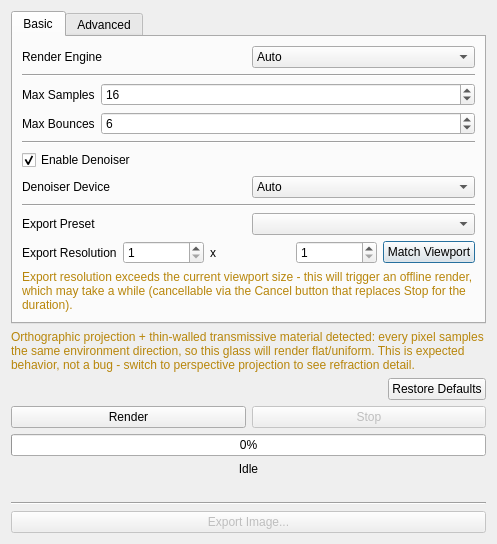
Qt form ui/PathTracingDialog.ui (sharjith/ModelViewer-Qt) before a commit.
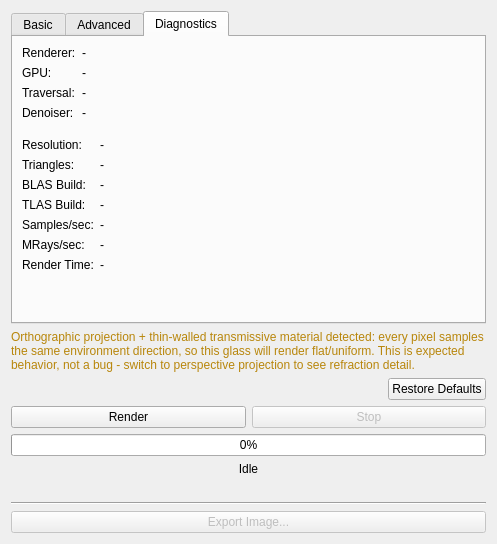
The same form after that commit. The open tabs and pages were chosen to show the change.

Commit message: Add Diagnostics tab to Path Tracing dialog and bump default OptiX SDK to 9.1.0

```diff
--- a/ui/PathTracingDialog.ui
+++ b/ui/PathTracingDialog.ui
@@ -369,6 +369,204 @@
        </item>
       </layout>
      </widget>
+     <widget class="QWidget" name="tabDiagnostics">
+      <attribute name="title">
+       <string>Diagnostics</string>
+      </attribute>
+      <layout class="QVBoxLayout" name="verticalLayoutDiagnostics">
+       <item>
+        <layout class="QFormLayout" name="formLayoutDiagnosticsEngine">
+         <item row="0" column="0">
+          <widget class="QLabel" name="labelDiagRenderer">
+           <property name="text">
+            <string>Renderer:</string>
+           </property>
+          </widget>
+         </item>
+         <item row="0" column="1">
+          <widget class="QLabel" name="labelDiagRendererValue">
+           <property name="text">
+            <string>-</string>
+           </property>
+          </widget>
+         </item>
+         <item row="1" column="0">
+          <widget class="QLabel" name="labelDiagGpu">
+           <property name="text">
+            <string>GPU:</string>
+           </property>
+          </widget>
+         </item>
+         <item row="1" column="1">
+          <widget class="QLabel" name="labelDiagGpuValue">
+           <property name="text">
+            <string>-</string>
+           </property>
+          </widget>
+         </item>
+         <item row="2" column="0">
+          <widget class="QLabel" name="labelDiagTraversal">
+           <property name="text">
+            <string>Traversal:</string>
+           </property>
+          </widget>
+         </item>
+         <item row="2" column="1">
+          <widget class="QLabel" name="labelDiagTraversalValue">
+           <property name="text">
+            <string>-</string>
+           </property>
+          </widget>
+         </item>
+         <item row="3" column="0">
+          <widget class="QLabel" name="labelDiagDenoiser">
+           <property name="text">
+            <string>Denoiser:</string>
+           </property>
+          </widget>
+         </item>
+         <item row="3" column="1">
+          <widget class="QLabel" name="labelDiagDenoiserValue">
+           <property name="text">
+            <string>-</string>
+           </property>
+          </widget>
+         </item>
+        </layout>
+       </item>
+       <item>
+        <spacer name="verticalSpacerDiagnosticsGroup">
+         <property name="orientation">
+          <enum>Qt::Orientation::Vertical</enum>
+         </property>
+         <property name="sizeType">
+          <enum>QSizePolicy::Policy::Fixed</enum>
+         </property>
+         <property name="sizeHint" stdset="0">
+          <size>
+           <width>20</width>
+           <height>12</height>
+          </size>
+         </property>
+        </spacer>
+       </item>
+       <item>
+        <layout class="QFormLayout" name="formLayoutDiagnosticsScene">
+         <item row="0" column="0">
+          <widget class="QLabel" name="labelDiagResolution">
+           <property name="text">
+            <string>Resolution:</string>
+           </property>
+          </widget>
+         </item>
+         <item row="0" column="1">
+          <widget class="QLabel" name="labelDiagResolutionValue">
+           <property name="text">
+            <string>-</string>
+           </property>
+          </widget>
+         </item>
+         <item row="1" column="0">
+          <widget class="QLabel" name="labelDiagTriangles">
+           <property name="text">
+            <string>Triangles:</string>
+           </property>
+          </widget>
+         </item>
+         <item row="1" column="1">
+          <widget class="QLabel" name="labelDiagTrianglesValue">
+           <property name="text">
+            <string>-</string>
+           </property>
+          </widget>
+         </item>
+         <item row="2" column="0">
+          <widget class="QLabel" name="labelDiagBlas">
+           <property name="text">
+            <string>BLAS Build:</string>
+           </property>
+          </widget>
+         </item>
+         <item row="2" column="1">
+          <widget class="QLabel" name="labelDiagBlasValue">
+           <property name="text">
+            <string>-</string>
+           </property>
+          </widget>
+         </item>
+         <item row="3" column="0">
+          <widget class="QLabel" name="labelDiagTlas">
+           <property name="text">
+            <string>TLAS Build:</string>
+           </property>
+          </widget>
+         </item>
+         <item row="3" column="1">
+          <widget class="QLabel" name="labelDiagTlasValue">
+           <property name="text">
+            <string>-</string>
+           </property>
+          </widget>
+         </item>
+         <item row="4" column="0">
+          <widget class="QLabel" name="labelDiagSamplesPerSec">
+           <property name="text">
+            <string>Samples/sec:</string>
+           </property>
+          </widget>
+         </item>
+         <item row="4" column="1">
+          <widget class="QLabel" name="labelDiagSamplesPerSecValue">
+           <property name="text">
+            <string>-</string>
+           </property>
+          </widget>
+         </item>
+         <item row="5" column="0">
+          <widget class="QLabel" name="labelDiagMRaysPerSec">
+           <property name="text">
+            <string>MRays/sec:</string>
+           </property>
+          </widget>
+         </item>
+         <item row="5" column="1">
+          <widget class="QLabel" name="labelDiagMRaysPerSecValue">
+           <property name="text">
+            <string>-</string>
+           </property>
+          </widget>
+         </item>
+         <item row="6" column="0">
+          <widget class="QLabel" name="labelDiagRenderTime">
+           <property name="text">
+            <string>Render Time:</string>
+           </property>
+          </widget>
+         </item>
+         <item row="6" column="1">
+          <widget class="QLabel" name="labelDiagRenderTimeValue">
+           <property name="text">
+            <string>-</string>
+           </property>
+          </widget>
+         </item>
+        </layout>
+       </item>
+       <item>
+        <spacer name="verticalSpacerDiagnostics">
+         <property name="orientation">
+          <enum>Qt::Orientation::Vertical</enum>
+         </property>
+         <property name="sizeHint" stdset="0">
+          <size>
+           <width>20</width>
+           <height>10</height>
+          </size>
+         </property>
+        </spacer>
+       </item>
+      </layout>
+     </widget>
     </widget>
    </item>
    <item>
```
The commit also changes 9 other files.
